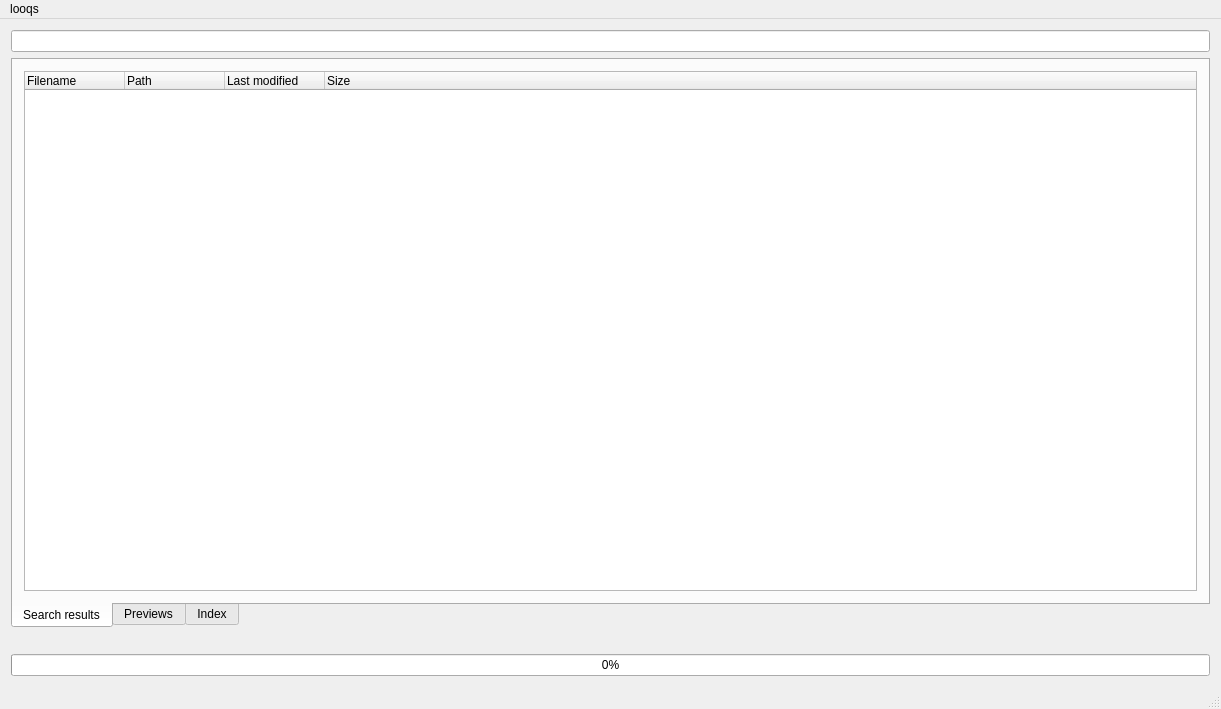
Old version of the form gui/mainwindow.ui in the repository quitesimpleorg/looqs.
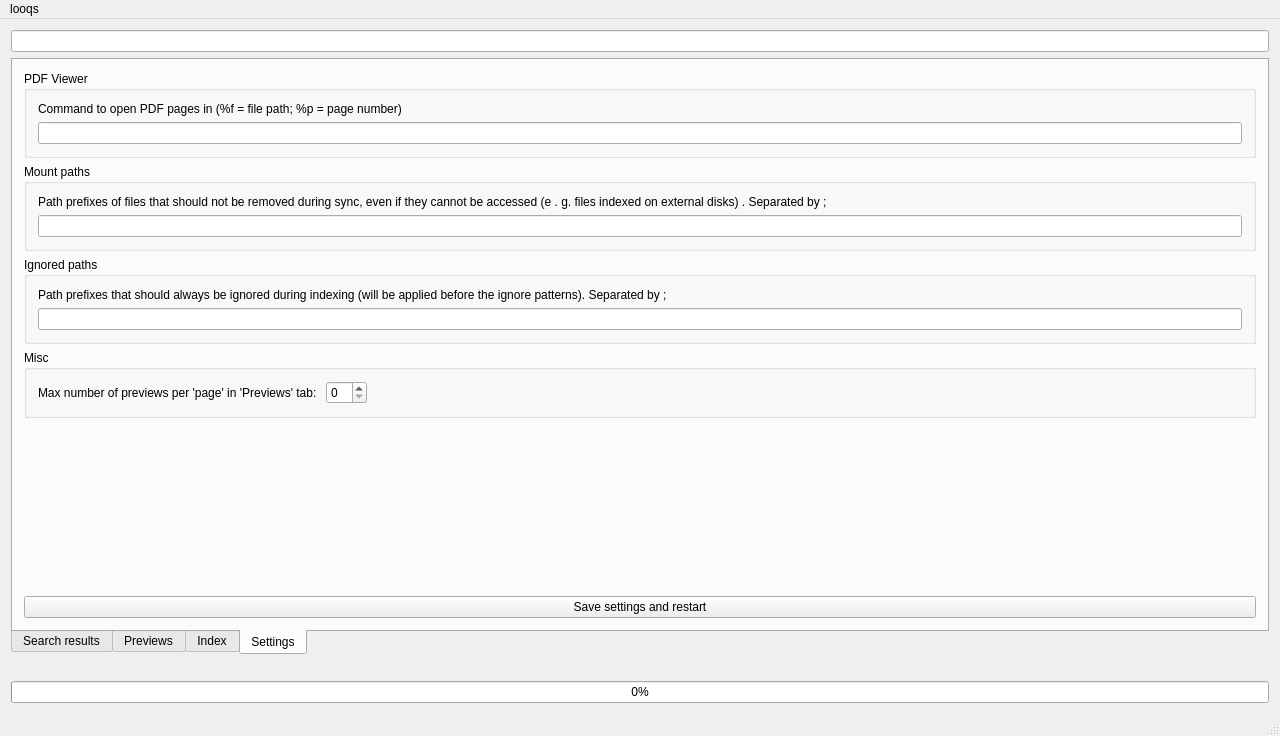
New version of the form.

Commit message: gui: Add 'Settings' tab

The edit to the form file:
```diff
--- a/gui/mainwindow.ui
+++ b/gui/mainwindow.ui
@@ -6,8 +6,8 @@
    <rect>
     <x>0</x>
     <y>0</y>
-    <width>1221</width>
-    <height>709</height>
+    <width>1280</width>
+    <height>736</height>
    </rect>
   </property>
   <property name="windowTitle">
@@ -27,7 +27,7 @@
        <enum>QTabWidget::South</enum>
       </property>
       <property name="currentIndex">
-       <number>0</number>
+       <number>3</number>
       </property>
       <widget class="QWidget" name="resultsTab">
        <attribute name="title">
@@ -344,6 +344,126 @@
         </item>
        </layout>
       </widget>
+      <widget class="QWidget" name="settingsTab">
+       <attribute name="title">
+        <string>Settings</string>
+       </attribute>
+       <layout class="QVBoxLayout" name="verticalLayout_6">
+        <item>
+         <widget class="QGroupBox" name="groupPdfSettings">
+          <property name="title">
+           <string>PDF Viewer</string>
+          </property>
+          <layout class="QVBoxLayout" name="verticalLayout_5">
+           <item>
+            <widget class="QLabel" name="label_2">
+             <property name="text">
+              <string>Command to open PDF pages in (%f = file path; %p = page number)</string>
+             </property>
+            </widget>
+           </item>
+           <item>
+            <widget class="QLineEdit" name="txtSettingPdfPreviewerCmd"/>
+           </item>
+          </layout>
+         </widget>
+        </item>
+        <item>
+         <widget class="QGroupBox" name="groupMountPaths">
+          <property name="title">
+           <string>Mount paths</string>
+          </property>
+          <layout class="QVBoxLayout" name="verticalLayout_7">
+           <item>
+            <widget class="QLabel" name="lblMountPaths">
+             <property name="text">
+              <string>Path prefixes of files that should not be removed during sync, even if they cannot be accessed (e . g. files indexed on external disks) . Separated by ;</string>
+             </property>
+            </widget>
+           </item>
+           <item>
+            <widget class="QLineEdit" name="txtSettingMountPaths"/>
+           </item>
+          </layout>
+         </widget>
+        </item>
+        <item>
+         <widget class="QGroupBox" name="groupBox">
+          <property name="title">
+           <string>Ignored paths</string>
+          </property>
+          <layout class="QVBoxLayout" name="verticalLayout_8">
+           <item>
+            <widget class="QLabel" name="label_3">
+             <property name="text">
+              <string>Path prefixes that should always be ignored during indexing (will be applied before the ignore patterns). Separated by ;</string>
+             </property>
+            </widget>
+           </item>
+           <item>
+            <widget class="QLineEdit" name="txtSettingIgnoredPaths"/>
+           </item>
+          </layout>
+         </widget>
+        </item>
+        <item>
+         <widget class="QGroupBox" name="Misc">
+          <property name="title">
+           <string>Misc</string>
+          </property>
+          <layout class="QVBoxLayout" name="verticalLayout_9">
+           <item>
+            <layout class="QHBoxLayout" name="horizontalLayout_9">
+             <item>
+              <widget class="QLabel" name="label_4">
+               <property name="text">
+                <string>Max number of previews per 'page' in 'Previews' tab: </string>
+               </property>
+              </widget>
+             </item>
+             <item>
+              <widget class="QSpinBox" name="spinSettingNumerPerPages"/>
+             </item>
+             <item>
+              <spacer name="horizontalSpacer_2">
+               <property name="orientation">
+                <enum>Qt::Horizontal</enum>
+               </property>
+               <property name="sizeHint" stdset="0">
+                <size>
+                 <width>40</width>
+                 <height>20</height>
+                </size>
+               </property>
+              </spacer>
+             </item>
+            </layout>
+           </item>
+          </layout>
+         </widget>
+        </item>
+        <item>
+         <spacer name="verticalSpacer">
+          <property name="orientation">
+           <enum>Qt::Vertical</enum>
+          </property>
+          <property name="sizeHint" stdset="0">
+           <size>
+            <width>20</width>
+            <height>40</height>
+           </size>
+          </property>
+         </spacer>
+        </item>
+        <item>
+         <widget class="QPushButton" name="btnSaveSettings">
+          <property name="text">
+           <string>Save settings and restart</string>
+          </property>
+         </widget>
+        </item>
+       </layout>
+      </widget>
      </widget>
     </item>
     <item>
@@ -368,7 +488,7 @@
     <rect>
      <x>0</x>
      <y>0</y>
-     <width>1221</width>
+     <width>1280</width>
      <height>35</height>
     </rect>
    </property>
```
Left out of the diff: 4 changed lines with no effect on the pictures. The commit also changes 4 other files.
